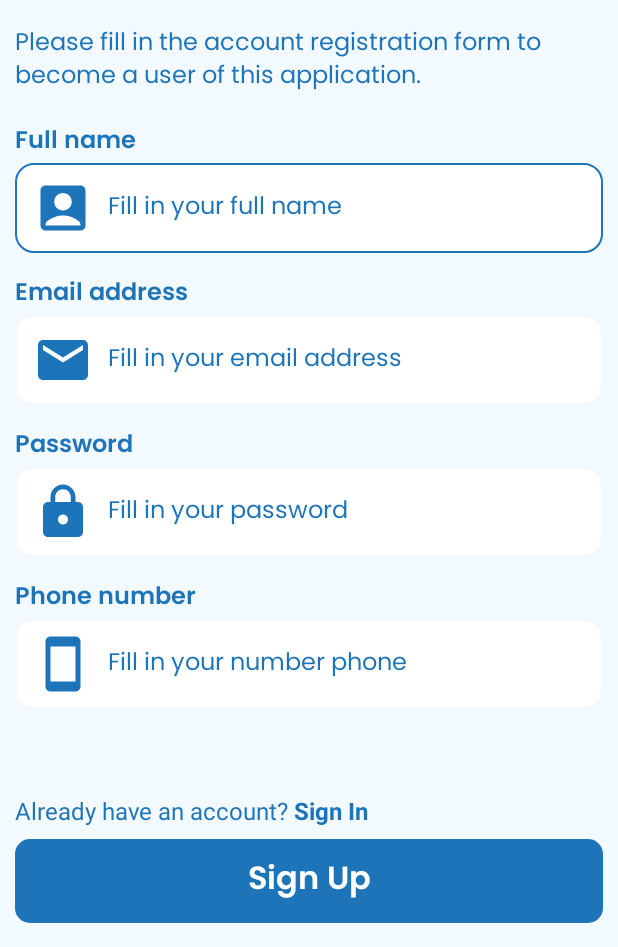
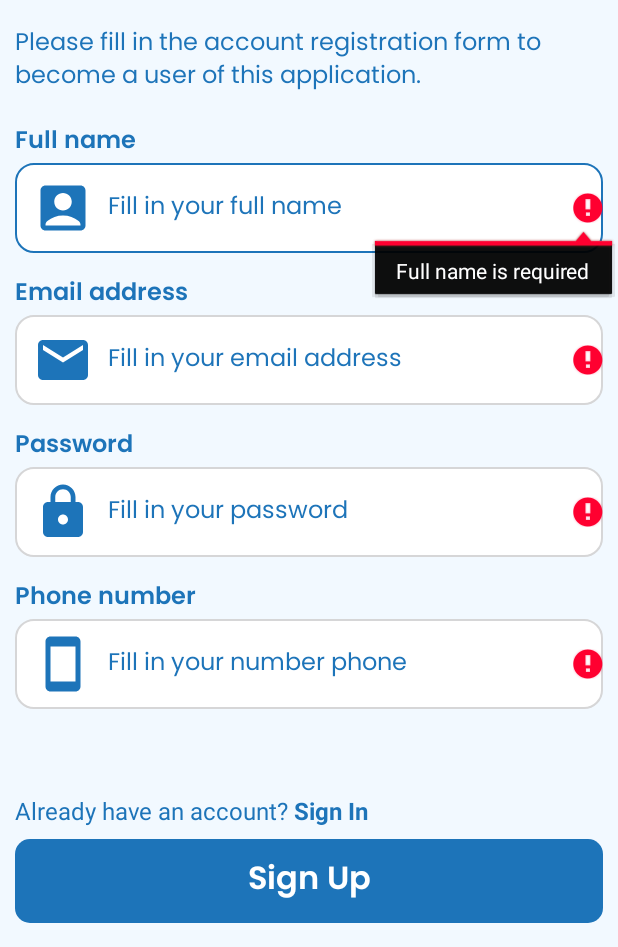
Before and after one commit to nafiulirsad/findindonesiatourism, an Android app: the RegisterActivity screen opened directly, with no data from a screen before it, after a tap on "Sign Up", on a phone screen of 412 x 824 dp, the part 289-1236 px from its top. Run offline under Robolectric (Android 15) with nearby library versions, the phone set to English and light mode, and no system bars.

Commit message:
Create a register function in the activity business process and create a data class for the API response for user registration. Besides that, I also made a loading dialog and input validation for the user registration form.

```diff
--- a/app/src/main/java/com/fitdev/findindonesiatourism/dataclass/registerData.kt
+++ b/app/src/main/java/com/fitdev/findindonesiatourism/dataclass/registerData.kt
@@ -4,5 +4,5 @@ data class registerData(
     val fullName: String,
     val email: String,
     val password: String,
-    val phone: Int,
+    val phone: String,
 )
--- a/app/src/main/java/com/fitdev/findindonesiatourism/remote/api/ApiService.kt
+++ b/app/src/main/java/com/fitdev/findindonesiatourism/remote/api/ApiService.kt
@@ -9,7 +9,7 @@ import retrofit2.http.FormUrlEncoded
 
 interface ApiService {
     @FormUrlEncoded
-    @POST("register")
+    @POST("users/register")
     fun register(
         @Field("username") username: String,
         @Field("email") email: String,
@@ -18,7 +18,7 @@ interface ApiService {
     ): Call<RegisterResponse>
 
     @FormUrlEncoded
-    @POST("login")
+    @POST("users/login")
     fun login(
         @Field("usernameOrEmail") usernameOrEmail: String,
         @Field("password") password: String
--- a/app/src/main/java/com/fitdev/findindonesiatourism/ui/activity/register/RegisterActivity.kt
+++ b/app/src/main/java/com/fitdev/findindonesiatourism/ui/activity/register/RegisterActivity.kt
@@ -1,11 +1,17 @@
 package com.fitdev.findindonesiatourism.ui.activity.register
 
+import android.annotation.SuppressLint
+import android.app.Dialog
 import android.content.ContentValues.TAG
 import android.content.Intent
+import android.graphics.Color
+import android.graphics.drawable.ColorDrawable
 import android.os.Bundle
 import android.text.Editable
 import android.text.TextWatcher
 import android.util.Log
+import android.view.View
+import android.view.inputmethod.InputMethodManager
 import android.widget.Toast
 import androidx.appcompat.app.AppCompatActivity
 import com.fitdev.findindonesiatourism.dataclass.registerData
@@ -13,6 +19,7 @@ import com.fitdev.findindonesiatourism.remote.api.ApiConfig
 import com.fitdev.findindonesiatourism.remote.response.register.RegisterResponse
 import com.fitdev.findindonesiatourism.ui.activity.login.LoginActivity
 import com.fitdev.findindonesiatourism.ui.activity.main.MainActivity
+import com.fitdev.myapplication.R
 import com.fitdev.myapplication.databinding.ActivityRegisterBinding
 import retrofit2.Call
 import retrofit2.Callback
@@ -21,10 +28,7 @@ import retrofit2.Response
 class RegisterActivity : AppCompatActivity() {
 
     private lateinit var binding: ActivityRegisterBinding
-
-    private var isName: Boolean = true
-    private var isEmail: Boolean = false
-    private var isPassword: Boolean = false
+    private lateinit var myDialog: Dialog
 
     override fun onCreate(savedInstanceState: Bundle?) {
         super.onCreate(savedInstanceState)
@@ -32,88 +36,116 @@ class RegisterActivity : AppCompatActivity() {
         setContentView(binding.root)
         supportActionBar?.hide()
 
-        buttonAction()
+        myDialog = Dialog(this)
+
+        autoHideKeyboard()
+        inputCheck()
+        registerAction()
+        goToLogin()
     }
 
-    private fun buttonAction() {
-        textEmail()
-        textPassword()
+    private fun inputCheck(){
+        binding.registerInputFullname.addTextChangedListener(object : TextWatcher {
+            override fun beforeTextChanged(p0: CharSequence?, start: Int, count: Int, after: Int) {}
+            override fun onTextChanged(seq: CharSequence?, start: Int, before: Int, count: Int) {
+                if(count > 0) binding.registerInputFullname.setBackgroundResource(R.drawable.custom_input_true)
+                else binding.registerInputFullname.setBackgroundResource(R.drawable.custom_input_false)
+            }
+            override fun afterTextChanged(p0: Editable?) {}
+        })
 
+        binding.registerInputEmail.addTextChangedListener(object : TextWatcher {
+            override fun beforeTextChanged(p0: CharSequence?, start: Int, count: Int, after: Int) {}
+            override fun onTextChanged(seq: CharSequence?, start: Int, before: Int, count: Int) {
+                if(count > 0) binding.registerInputEmail.setBackgroundResource(R.drawable.custom_input_true)
+                else binding.registerInputEmail.setBackgroundResource(R.drawable.custom_input_false)
+            }
+            override fun afterTextChanged(p0: Editable?) {}
+        })
+
+        binding.registerInputPassword.addTextChangedListener(object : TextWatcher {
+            override fun beforeTextChanged(p0: CharSequence?, start: Int, count: Int, after: Int) {}
+            override fun onTextChanged(seq: CharSequence?, start: Int, before: Int, count: Int) {
+                if(count > 0) binding.registerInputPassword.setBackgroundResource(R.drawable.custom_input_true)
+                else binding.registerInputPassword.setBackgroundResource(R.drawable.custom_input_false)
+            }
+            override fun afterTextChanged(p0: Editable?) {}
+        })
+
+        binding.registerInputPhone.addTextChangedListener(object : TextWatcher {
+            override fun beforeTextChanged(p0: CharSequence?, start: Int, count: Int, after: Int) {}
+            override fun onTextChanged(seq: CharSequence?, start: Int, before: Int, count: Int) {
+                if(count > 0) binding.registerInputPhone.setBackgroundResource(R.drawable.custom_input_true)
+                else binding.registerInputPhone.setBackgroundResource(R.drawable.custom_input_false)
+            }
+            override fun afterTextChanged(p0: Editable?) {}
+        })
+    }
+
+    private fun registerAction() {
         binding.btnRegister.setOnClickListener {
+            hideKeyboard()
+
             val fullName = binding.registerInputFullname.text.toString()
             val emailAddress = binding.registerInputEmail.text.toString()
             val password = binding.registerInputPassword.text.toString()
-            val phoneNumber = binding.registerInputPhone.text.toString().toInt()
-            val inputData = registerData(fullName, emailAddress, password, phoneNumber)
-            registerAction(inputData)
-        }
-
-        binding.registerHyperlinkLogin.setOnClickListener {
-            startActivity(Intent(this, LoginActivity::class.java))
+            val phoneNumber = binding.registerInputPhone.text.toString()
+            val registerData = registerData(fullName, emailAddress, password, phoneNumber)
+            validate(registerData)
+            if(fullName.isNotEmpty() && emailAddress.isNotEmpty() && password.isNotEmpty() && phoneNumber.isNotEmpty()) doRegister(registerData)
         }
     }
 
-    private fun registerButtonEnable() {
-        binding.btnRegister.isEnabled = isName && isEmail && isPassword
+    private fun validate(data: registerData){
+        if(data.fullName.isEmpty()) {
+            binding.registerInputFullname.setBackgroundResource(R.drawable.custom_input_false)
+            binding.registerInputFullname.error = "Full name is required"
+        }
+        else binding.registerInputFullname.setBackgroundResource(R.drawable.custom_input_true)
+
+        if(data.email.isEmpty()) {
+            binding.registerInputEmail.setBackgroundResource(R.drawable.custom_input_false)
+            binding.registerInputEmail.error = "Email address is required"
+        }
+        else binding.registerInputEmail.setBackgroundResource(R.drawable.custom_input_true)
+
+        if(data.password.isEmpty()) {
+            binding.registerInputPassword.setBackgroundResource(R.drawable.custom_input_false)
+            binding.registerInputPassword.error = "Password is required"
+        }
+        else binding.registerInputPassword.setBackgroundResource(R.drawable.custom_input_true)
+
+        if(data.phone.isEmpty()) {
+            binding.registerInputPhone.setBackgroundResource(R.drawable.custom_input_false)
+            binding.registerInputPhone.error = "Phone number is required"
+        }
+        else binding.registerInputPhone.setBackgroundResource(R.drawable.custom_input_true)
     }
 
-    private fun textEmail() {
-        binding.registerInputEmail.addTextChangedListener(object : TextWatcher {
-            override fun beforeTextChanged(s: CharSequence?, start: Int, count: Int, after: Int) {
-                s?.isEmpty()
-            }
-
-            override fun onTextChanged(s: CharSequence?, start: Int, before: Int, count: Int) {
-                isEmail = !s.isNullOrEmpty() && emailRegex.matches(s.toString())
-                registerButtonEnable()
-            }
-
-            override fun afterTextChanged(s: Editable?) {
-
-            }
-
-        })
-    }
-
-    private fun textPassword() {
-        binding.registerInputPassword.addTextChangedListener(object : TextWatcher {
-            override fun beforeTextChanged(s: CharSequence?, start: Int, count: Int, after: Int) {
-                s?.isEmpty()
-            }
-
-            override fun onTextChanged(s: CharSequence?, start: Int, before: Int, count: Int) {
-                isPassword = !s.isNullOrEmpty() && passwordRegex.matches(s.toString())
-                registerButtonEnable()
-            }
-
-            override fun afterTextChanged(s: Editable?) {
-
-            }
-
-        })
-    }
-
-    private fun registerAction(inputData: registerData) {
-        val client = ApiConfig.getApiService().register(inputData.fullName, inputData.email, inputData.password, inputData.phone.toString())
+    private fun doRegister(data: registerData) {
+        showLoading(true)
+        val client = ApiConfig.getApiService().register(data.fullName, data.email, data.password, data.phone)
         client.enqueue(object : Callback<RegisterResponse> {
             override fun onResponse(
                 call: Call<RegisterResponse>,
                 response: Response<RegisterResponse>
             ) {
+                showLoading(false)
                 val responseBody = response.body()
                 if (response.isSuccessful && responseBody != null) {
-                    if (responseBody.error == true) {
+                    Log.d("Register Response: ", response.toString())
+                    if (responseBody.success == true) {
+                        startActivity(Intent(this@RegisterActivity, MainActivity::class.java))
                         Toast.makeText(
                             this@RegisterActivity,
-                            "Failed Register",
+                            responseBody.message,
                             Toast.LENGTH_SHORT
                         ).show()
                     } else {
-                        startActivity(Intent(this@RegisterActivity, MainActivity::class.java))
                         Toast.makeText(
                             this@RegisterActivity,
-                            "Success Register",
-                            Toast.LENGTH_LONG
+                            responseBody.message,
+                            Toast.LENGTH_SHORT
                         ).show()
                     }
                 } else {
@@ -124,6 +156,7 @@ class RegisterActivity : AppCompatActivity() {
             }
 
             override fun onFailure(call: Call<RegisterResponse>, t: Throwable) {
+                showLoading(false)
                 Log.e(TAG, "onFailure: ${t.message}")
                 Toast.makeText(this@RegisterActivity, t.message, Toast.LENGTH_LONG).show()
             }
@@ -131,20 +164,94 @@ class RegisterActivity : AppCompatActivity() {
         })
     }
 
+    private fun goToLogin(){
+        binding.registerHyperlinkLogin.setOnClickListener {
+            startActivity(Intent(this, LoginActivity::class.java))
+        }
+    }
+
     override fun onSupportNavigateUp(): Boolean {
         onBackPressedDispatcher.onBackPressed()
         return true
     }
 
-//    override fun onBackPressed() {
-//        val intent = Intent(applicationContext, MainActivity::class.java)
-//        intent.flags = Intent.FLAG_ACTIVITY_CLEAR_TOP
-//        startActivity(intent)
-//        finish()
+    private fun autoHideKeyboard(){
+        binding.registerLayout.setOnClickListener{
+            hideKeyboard()
+        }
+    }
+
+    private fun hideKeyboard(){
+        val view: View? = this.currentFocus
+        if (view != null) {
+            val inputMethodManager = getSystemService(INPUT_METHOD_SERVICE) as InputMethodManager
+            inputMethodManager.hideSoftInputFromWindow(view.windowToken, 0)
+        }
+    }
+
+    @SuppressLint("InflateParams")
+    private fun showLoading(con: Boolean){
+        val dialogBinding = layoutInflater.inflate(R.layout.loading_dialog, null)
+        myDialog.setContentView(dialogBinding)
+        myDialog.window?.setBackgroundDrawable(ColorDrawable(Color.TRANSPARENT))
+        if(con){
+            myDialog.setCancelable(false)
+            myDialog.show()
+        }
+        else{
+            myDialog.setCancelable(true)
+            myDialog.dismiss()
+        }
+    }
+}
+
+
+
+
+
+
+// UNUSED CODE
+
+//    private var isName: Boolean = true
+//    private var isEmail: Boolean = false
+//    private var isPassword: Boolean = false
+
+//    private fun textEmail() {
+//        binding.registerInputEmail.addTextChangedListener(object : TextWatcher {
+//            override fun beforeTextChanged(s: CharSequence?, start: Int, count: Int, after: Int) {
+//                s?.isEmpty()
+//            }
+//
+//            override fun onTextChanged(s: CharSequence?, start: Int, before: Int, count: Int) {
+//                isEmail = !s.isNullOrEmpty() && emailRegex.matches(s.toString())
+//                registerButtonEnable()
+//            }
+//
+//            override fun afterTextChanged(s: Editable?) {}
+//
+//        })
+//    }
+//
+//    private fun textPassword() {
+//        binding.registerInputPassword.addTextChangedListener(object : TextWatcher {
+//            override fun beforeTextChanged(s: CharSequence?, start: Int, count: Int, after: Int) {
+//                s?.isEmpty()
+//            }
+//
+//            override fun onTextChanged(s: CharSequence?, start: Int, before: Int, count: Int) {
+//                isPassword = !s.isNullOrEmpty() && passwordRegex.matches(s.toString())
+//                registerButtonEnable()
+//            }
+//
+//            override fun afterTextChanged(s: Editable?) {
+//
+//            }
+//
+//        })
 //    }
 
-    companion object {
-        val emailRegex: Regex = Regex("^\\w+([.-]?\\w+)*@\\w+([.-]?\\w+)*(\\.\\w{2,3})+\$")
-        val passwordRegex: Regex = Regex("^(?=.*[A-Z])(?=.*[a-z])(?=.*[0-9]).{8,}\$")
-    }
-}
+
+//    companion object {
+//        val emailRegex: Regex = Regex("^\\w+([.-]?\\w+)*@\\w+([.-]?\\w+)*(\\.\\w{2,3})+\$")
+//        val passwordRegex: Regex = Regex("^(?=.*[A-Z])(?=.*[a-z])(?=.*[0-9]).{8,}\$")
+//    }
--- /dev/null
+++ b/app/src/main/res/drawable/custom_input_false.xml
@@ -0,0 +1,18 @@
+<?xml version="1.0" encoding="utf-8"?>
+<selector xmlns:android="http://schemas.android.com/apk/res/android">
+    <item android:state_enabled="true" android:state_focused="true">
+        <shape android:shape="rectangle">
+            <solid android:color="@color/white"/>
+            <corners android:radius="12dp"/>
+            <stroke android:color="@color/Primary" android:width="1dp"/>
+        </shape>
+    </item>
+
+    <item android:state_enabled="true">
+        <shape android:shape="rectangle">
+            <solid android:color="@color/white"/>
+            <corners android:radius="12dp"/>
+            <stroke android:color="@color/red" android:width="1dp"/>
+        </shape>
+    </item>
+</selector>
--- /dev/null
+++ b/app/src/main/res/drawable/custom_input_true.xml
@@ -0,0 +1,18 @@
+<?xml version="1.0" encoding="utf-8"?>
+<selector xmlns:android="http://schemas.android.com/apk/res/android">
+    <item android:state_enabled="true" android:state_focused="true">
+        <shape android:shape="rectangle">
+            <solid android:color="@color/white"/>
+            <corners android:radius="12dp"/>
+            <stroke android:color="@color/Primary" android:width="1dp"/>
+        </shape>
+    </item>
+
+    <item android:state_enabled="true">
+        <shape android:shape="rectangle">
+            <solid android:color="@color/white"/>
+            <corners android:radius="12dp"/>
+            <stroke android:color="@color/green" android:width="1dp"/>
+        </shape>
+    </item>
+</selector>
--- /dev/null
+++ b/app/src/main/res/drawable/ic_loading.xml
@@ -0,0 +1,5 @@
+<vector android:height="40dp" android:tint="@color/Primary"
+    android:viewportHeight="24" android:viewportWidth="24"
+    android:width="40dp" xmlns:android="http://schemas.android.com/apk/res/android">
+    <path android:fillColor="@android:color/white" android:pathData="M18.32,4.26C16.84,3.05 15.01,2.25 13,2.05v2.02c1.46,0.18 2.79,0.76 3.9,1.62L18.32,4.26zM19.93,11h2.02c-0.2,-2.01 -1,-3.84 -2.21,-5.32L18.31,7.1C19.17,8.21 19.75,9.54 19.93,11zM18.31,16.9l1.43,1.43c1.21,-1.48 2.01,-3.32 2.21,-5.32h-2.02C19.75,14.46 19.17,15.79 18.31,16.9zM13,19.93v2.02c2.01,-0.2 3.84,-1 5.32,-2.21l-1.43,-1.43C15.79,19.17 14.46,19.75 13,19.93zM13,12V7h-2v5H7l5,5l5,-5H13zM11,19.93v2.02c-5.05,-0.5 -9,-4.76 -9,-9.95s3.95,-9.45 9,-9.95v2.02C7.05,4.56 4,7.92 4,12S7.05,19.44 11,19.93z"/>
+</vector>
--- a/app/src/main/res/layout/activity_register.xml
+++ b/app/src/main/res/layout/activity_register.xml
@@ -2,6 +2,7 @@
 <androidx.constraintlayout.widget.ConstraintLayout xmlns:android="http://schemas.android.com/apk/res/android"
     xmlns:app="http://schemas.android.com/apk/res-auto"
     xmlns:tools="http://schemas.android.com/tools"
+    android:id="@+id/register_layout"
     android:layout_width="match_parent"
     android:layout_height="match_parent"
     android:background="@color/Background"
@@ -12,11 +13,11 @@
         android:layout_width="109dp"
         android:layout_height="113dp"
         android:layout_marginTop="30dp"
+        android:contentDescription="@string/logo_find_indonesia_tourism"
         android:src="@drawable/logo"
         app:layout_constraintEnd_toEndOf="parent"
         app:layout_constraintStart_toStartOf="parent"
-        app:layout_constraintTop_toTopOf="parent"
-        android:contentDescription="@string/logo_find_indonesia_tourism" />
+        app:layout_constraintTop_toTopOf="parent" />
 
     <TextView
         android:id="@+id/register_app_name"
```
Also changed, not shown: app/src/main/java/com/fitdev/findindonesiatourism/remote/response/register/RegisterResponse.kt (+10 -9 lines), app/src/main/java/com/fitdev/findindonesiatourism/remote/response/register/UserRegisteredItem.kt (added, +18 -0 lines), app/src/main/res/layout/loading_dialog.xml (added, +48 -0 lines).
